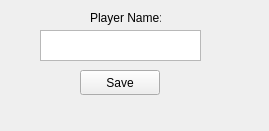
HenkSlabber/REII313, file UnoLite/popup.ui: the form before one commit.
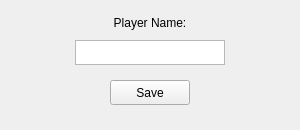
The form after the commit.

```diff
--- a/UnoLite/popup.ui
+++ b/UnoLite/popup.ui
@@ -6,8 +6,8 @@
    <rect>
     <x>0</x>
     <y>0</y>
-    <width>269</width>
-    <height>131</height>
+    <width>300</width>
+    <height>130</height>
    </rect>
   </property>
   <property name="windowTitle">
@@ -16,31 +16,34 @@
   <widget class="QLabel" name="label">
    <property name="geometry">
     <rect>
-     <x>90</x>
+     <x>110</x>
      <y>10</y>
-     <width>71</width>
-     <height>16</height>
+     <width>80</width>
+     <height>25</height>
     </rect>
    </property>
    <property name="text">
     <string>Player Name:</string>
    </property>
+   <property name="alignment">
+    <set>Qt::AlignCenter</set>
+   </property>
   </widget>
   <widget class="QPlainTextEdit" name="EnterNameHere">
    <property name="geometry">
     <rect>
-     <x>40</x>
-     <y>30</y>
-     <width>161</width>
-     <height>31</height>
+     <x>75</x>
+     <y>40</y>
+     <width>150</width>
+     <height>25</height>
     </rect>
    </property>
   </widget>
   <widget class="QPushButton" name="SaveBtn">
    <property name="geometry">
     <rect>
-     <x>80</x>
-     <y>70</y>
+     <x>110</x>
+     <y>80</y>
      <width>80</width>
      <height>25</height>
     </rect>
```
Left out of the diff: 2 changed lines with no effect on the pictures.
